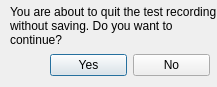
This is closewindow.ui in burnfx/rqt as Qt 5 draws it before an edit. The edited form follows.
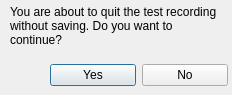
This is the edited form.

Diff of the .ui file:
```diff
--- a/closewindow.ui
+++ b/closewindow.ui
@@ -6,8 +6,8 @@
    <rect>
     <x>0</x>
     <y>0</y>
-    <width>217</width>
-    <height>87</height>
+    <width>232</width>
+    <height>95</height>
    </rect>
   </property>
   <property name="windowTitle">
@@ -17,8 +17,8 @@
    <property name="geometry">
     <rect>
      <x>50</x>
-     <y>50</y>
-     <width>160</width>
+     <y>60</y>
+     <width>178</width>
      <height>31</height>
     </rect>
    </property>
```
